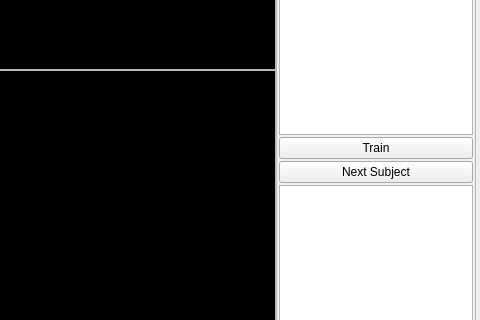
Above: ItATMIS2/main.ui from jmj23/deep-learning before the change; both pictures show x 649 to 1129 and y 314 to 634 of the 1129 by 739 pixel window. Below: the same form after it.
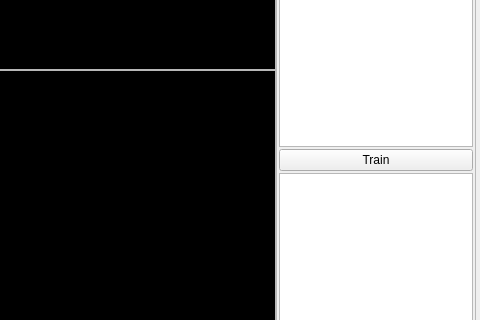
That is the form after the change. Icons and pictures are not drawn. Custom widgets are drawn as their Qt base class.

Commit message: removed next subject button

Diff of the .ui file:
```diff
--- a/ItATMIS2/main.ui
+++ b/ItATMIS2/main.ui
@@ -862,19 +862,6 @@
            </property>
           </widget>
          </item>
-         <item>
-          <widget class="QPushButton" name="pb_Next">
-           <property name="maximumSize">
-            <size>
-             <width>200</width>
-             <height>16777215</height>
-            </size>
-           </property>
-           <property name="text">
-            <string>Next Subject</string>
-           </property>
-          </widget>
-         </item>
          <item>
           <widget class="QListWidget" name="listDisp">
            <property name="maximumSize">
```
